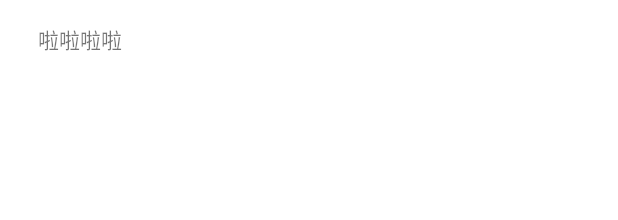
After one commit to shirongmiao/YiXianUser, an Android app: the layout spinner_item.xml on its own in the app's theme, with its tools: preview values and no code run, on a phone screen of 412 x 824 dp. The commit adds this screen. Shown: the top 220 px of the screen. Run offline under Robolectric (Android 15) with nearby library versions, the phone set to English and light mode, and no system bars.

Commit message:
分类下拉UI

```diff
--- /dev/null
+++ b/app/src/main/res/layout/spinner_item.xml
@@ -0,0 +1,16 @@
+<?xml version="1.0" encoding="utf-8"?>
+<LinearLayout xmlns:android="http://schemas.android.com/apk/res/android"
+    android:layout_width="match_parent"
+    android:layout_height="wrap_content"
+    android:background="@color/white"
+    android:orientation="vertical"
+    android:paddingBottom="15dp"
+    android:paddingLeft="25dp"
+    android:paddingTop="15dp">
+
+    <TextView
+        android:id="@+id/spinner_text"
+        android:layout_width="wrap_content"
+        android:layout_height="wrap_content"
+        android:text="啦啦啦啦" />
+</LinearLayout>
```
Also changed, not shown: app/src/main/java/com/example/lfy/myapplication/FragmentClassify/SecondViewpager.java (+87 -41 lines), app/src/main/res/layout/classfiy_second.xml (+6 -5 lines), app/src/main/res/layout/spinner_view.xml (added, +11 -0 lines).
